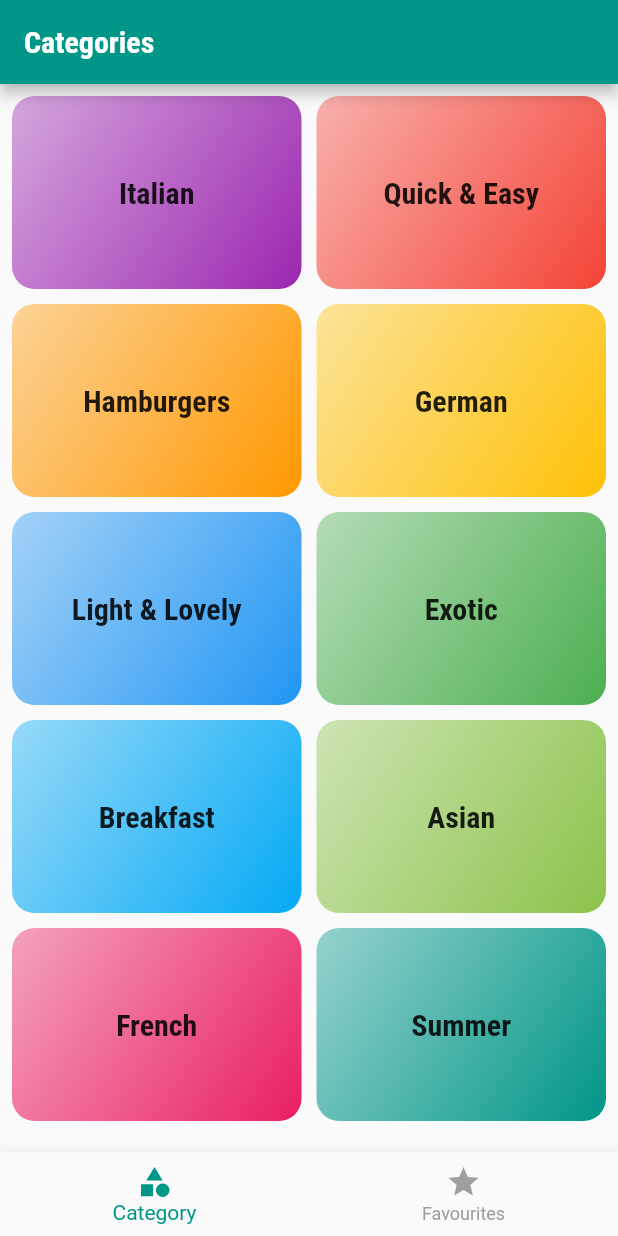
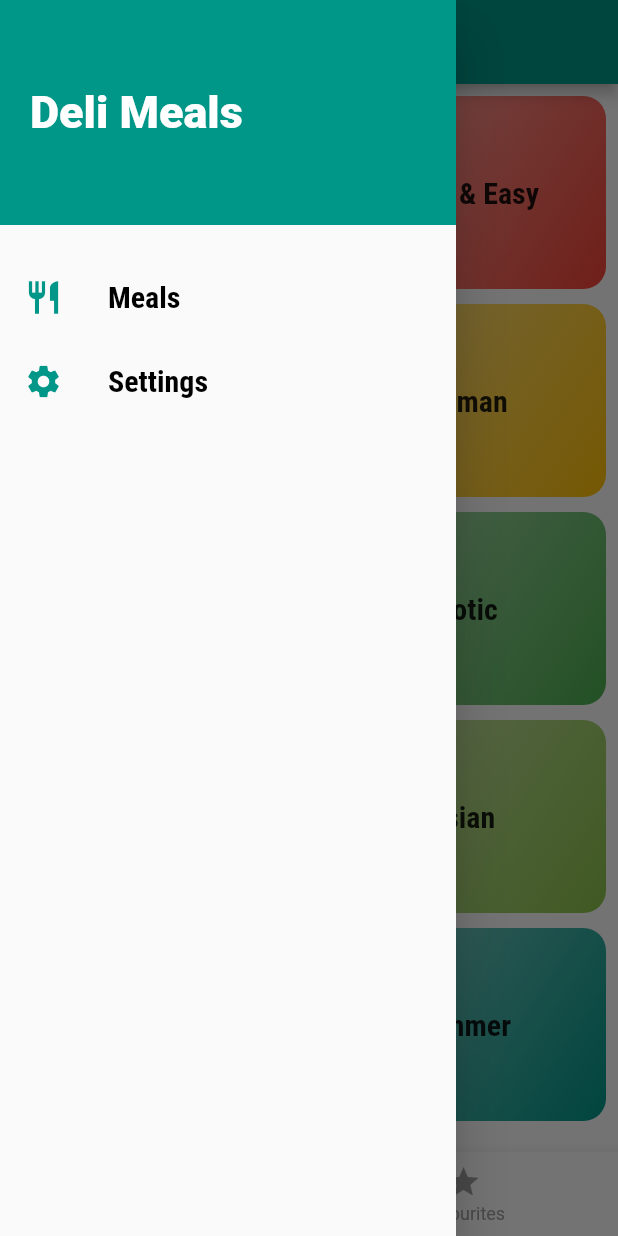
Before and after one commit to LUCYOGUTU/meal_app, a Flutter app: the screen it shows after launch, with the side drawer open (before the commit the screen has no drawer), on a phone screen of 412 x 824 dp. Run offline on Flutter 3.47's test engine with Material 2 defaults, Android fonts, the phone set to English and light mode, and no system bars; Roboto replaces fonts that are missing (Raleway).

Commit message:
feat: adding drawer

```diff
--- a/lib/main.dart
+++ b/lib/main.dart
@@ -1,6 +1,7 @@
 import 'package:flutter/material.dart';
 import 'package:meal_app/pages/bottom_nav_screen.dart';
 import 'package:meal_app/pages/category_meals_screen.dart';
+import 'package:meal_app/pages/filters_screen.dart';
 import 'package:meal_app/pages/meal_detail_screen.dart';
 import 'package:meal_app/pages/tabs_screen.dart';
 
@@ -41,6 +42,9 @@ class MyApp extends StatelessWidget {
         MealDetailScreen.routeName: (BuildContext context) {
           return const MealDetailScreen();
         },
+        FiltersScreen.routeName: (BuildContext context) {
+          return const FiltersScreen();
+        },
       },
     );
   }
--- a/lib/pages/bottom_nav_screen.dart
+++ b/lib/pages/bottom_nav_screen.dart
@@ -1,6 +1,7 @@
 import 'package:flutter/material.dart';
 import 'package:meal_app/pages/categories_screen.dart';
 import 'package:meal_app/pages/favourites_screen.dart';
+import 'package:meal_app/widgets/main_drawer.dart';
 
 class BottomNavScreen extends StatefulWidget {
   const BottomNavScreen({super.key});
@@ -35,6 +36,7 @@ class _BottomNavScreenState extends State<BottomNavScreen> {
       appBar: AppBar(
         title: Text(_pages[_selectedPageIndex]['title'] as String),
       ),
+      drawer: const MainDrawer(),
       body: _pages[_selectedPageIndex]['page'] as Widget,
       bottomNavigationBar: BottomNavigationBar(
         selectedItemColor: Theme.of(context).primaryColor,
--- /dev/null
+++ b/lib/pages/filters_screen.dart
@@ -0,0 +1,12 @@
+import 'package:flutter/material.dart';
+
+class FiltersScreen extends StatelessWidget {
+  const FiltersScreen({super.key});
+
+  static const routeName = 'filtersScreen';
+
+  @override
+  Widget build(BuildContext context) {
+    return Scaffold();
+  }
+}
--- /dev/null
+++ b/lib/widgets/main_drawer.dart
@@ -0,0 +1,79 @@
+import 'package:flutter/material.dart';
+import 'package:meal_app/pages/category_meals_screen.dart';
+import 'package:meal_app/pages/filters_screen.dart';
+
+class MainDrawer extends StatelessWidget {
+  const MainDrawer({super.key});
+
+  @override
+  Widget build(BuildContext context) {
+    return Drawer(
+      child: Column(
+        children: [
+          Container(
+            color: Theme.of(context).colorScheme.secondary,
+            height: 150,
+            width: double.infinity,
+            padding: const EdgeInsets.all(20),
+            alignment: Alignment.centerLeft,
+            child: const Text(
+              'Deli Meals',
+              style: TextStyle(
+                fontWeight: FontWeight.w900,
+                fontSize: 30,
+                color: Colors.white,
+              ),
+            ),
+          ),
+          const SizedBox(
+            height: 20,
+          ),
+          ListTile(
+            leading: Icon(
+              Icons.restaurant,
+              size: 26,
+              color: Theme.of(context).primaryColor,
+            ),
+            title: const Text(
+              'Meals',
+              style: TextStyle(
+                fontFamily: 'RobotoCondensed',
+                fontSize: 20,
+                fontWeight: FontWeight.bold,
+                color: Colors.black,
+              ),
+            ),
+            onTap: () {
+              Navigator.pushNamed(
+                context,
+                '/',
+              );
+            },
+          ),
+          ListTile(
+            leading: Icon(
+              Icons.settings,
+              size: 26,
+              color: Theme.of(context).primaryColor,
+            ),
+            title: const Text(
+              'Settings',
+              style: TextStyle(
+                fontFamily: 'RobotoCondensed',
+                fontSize: 20,
+                fontWeight: FontWeight.bold,
+                color: Colors.black,
+              ),
+            ),
+            onTap: () {
+              Navigator.pushNamed(
+                context,
+                FiltersScreen.routeName,
+              );
+            },
+          )
+        ],
+      ),
+    );
+  }
+}
```
